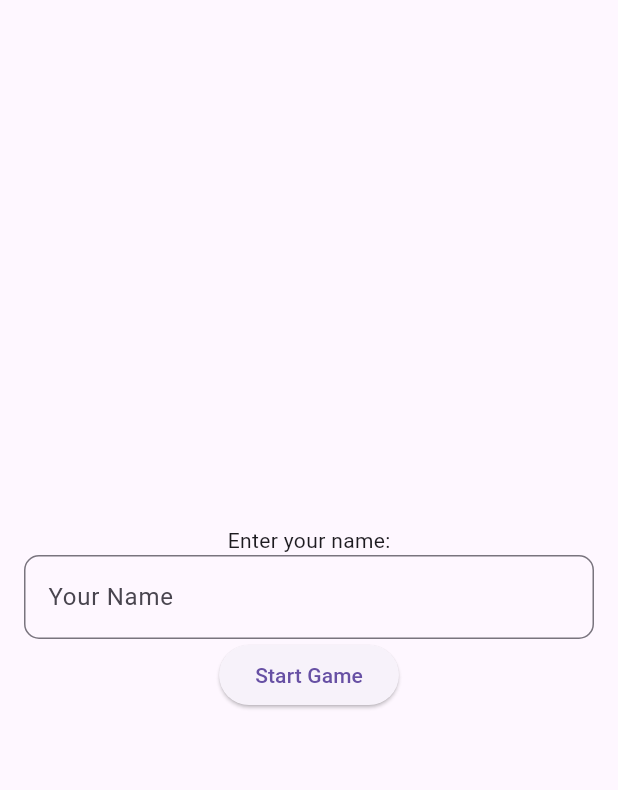
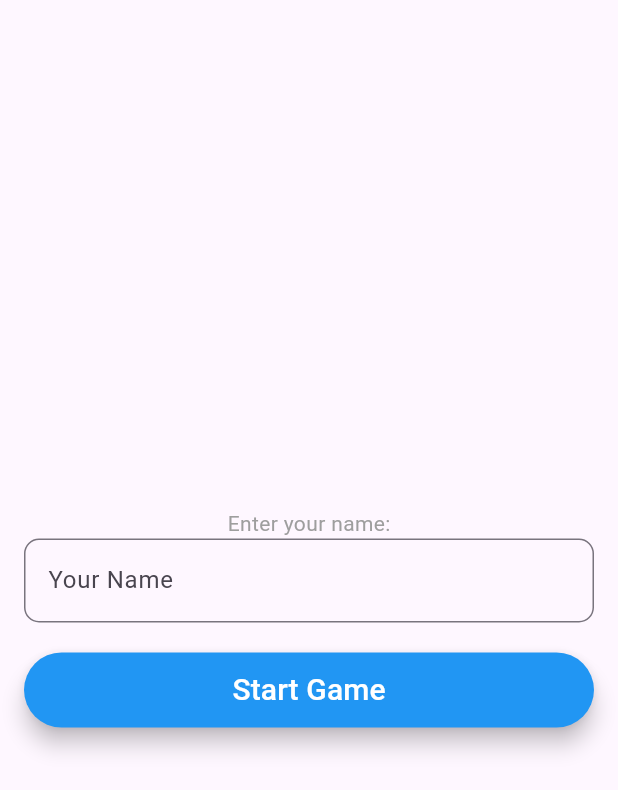
Before and after one commit to IrfanKarim101/Tic-Tac_Toe, a Flutter app: the screen it shows after launch, on a phone screen of 412 x 824 dp. Shown: the top 790 px of the screen. Run offline on Flutter 3.47's test engine with Material 3 defaults, Android fonts, the phone set to English and light mode, and no system bars.

Commit message:
Enhance UI by updating text color and button style in main.dart

```diff
--- a/lib/main.dart
+++ b/lib/main.dart
@@ -33,7 +33,10 @@ class Intro extends StatelessWidget {
             child: Column(
           mainAxisAlignment: MainAxisAlignment.center,
           children: <Widget>[
-            const Text('Enter your name:'),
+            const Text(
+              'Enter your name:',
+              style: TextStyle(color: Colors.grey),
+            ),
             TextField(
               controller: controller,
               onChanged: (value) {
@@ -46,14 +49,31 @@ class Intro extends StatelessWidget {
                 ),
               ),
             ),
-            ElevatedButton(
+            const SizedBox(
+              height: 20,
+            ),
+            SizedBox(
+              height: 50,
+              width: double.infinity,
+              child: ElevatedButton(
                 onPressed: () {
                   Navigator.pushReplacement(
                       context,
                       MaterialPageRoute(
                           builder: (context) => MyHomePage(title: playerName)));
                 },
-              child: const Text('Start Game'),
+                style: ElevatedButton.styleFrom(
+                  backgroundColor: Colors.blue,
+                  elevation: 6.0,
+                ),
+                child: const Text(
+                  'Start Game',
+                  style: TextStyle(
+                    fontSize: 20,
+                    color: Colors.white,
+                  ),
+                ),
+              ),
             ),
           ],
         )),
```
Lines whose indentation alone changed are shown as unchanged.
